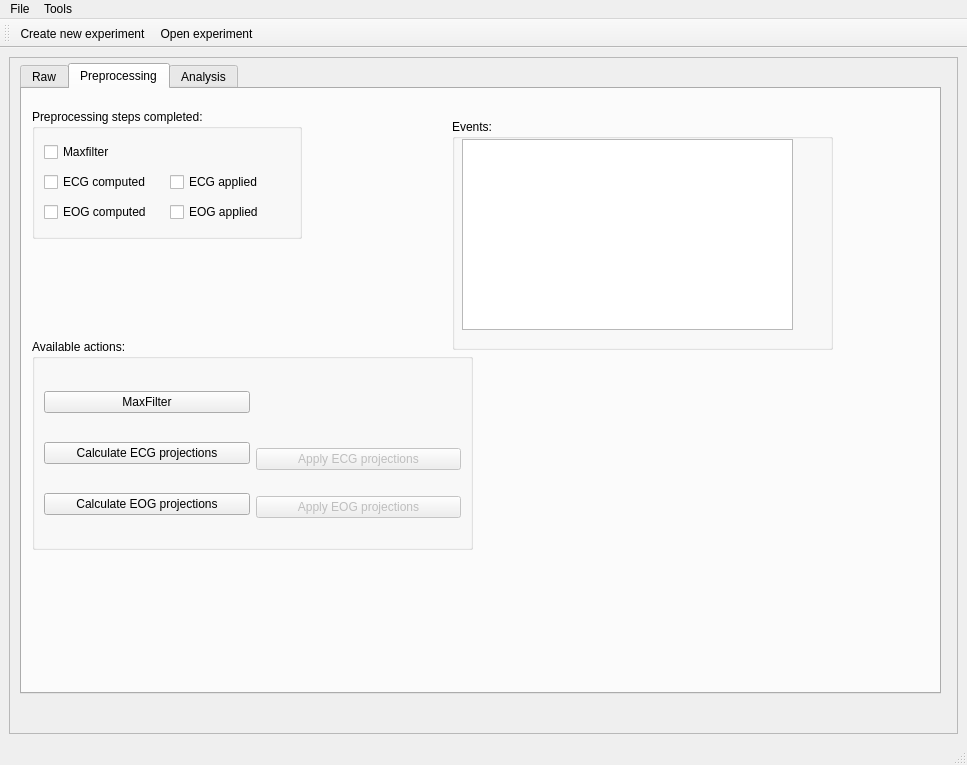
Old version of the form hoksotin/ui/qt4Designer/UIehdotus11.ui in the repository cibr-jyu/meggie.
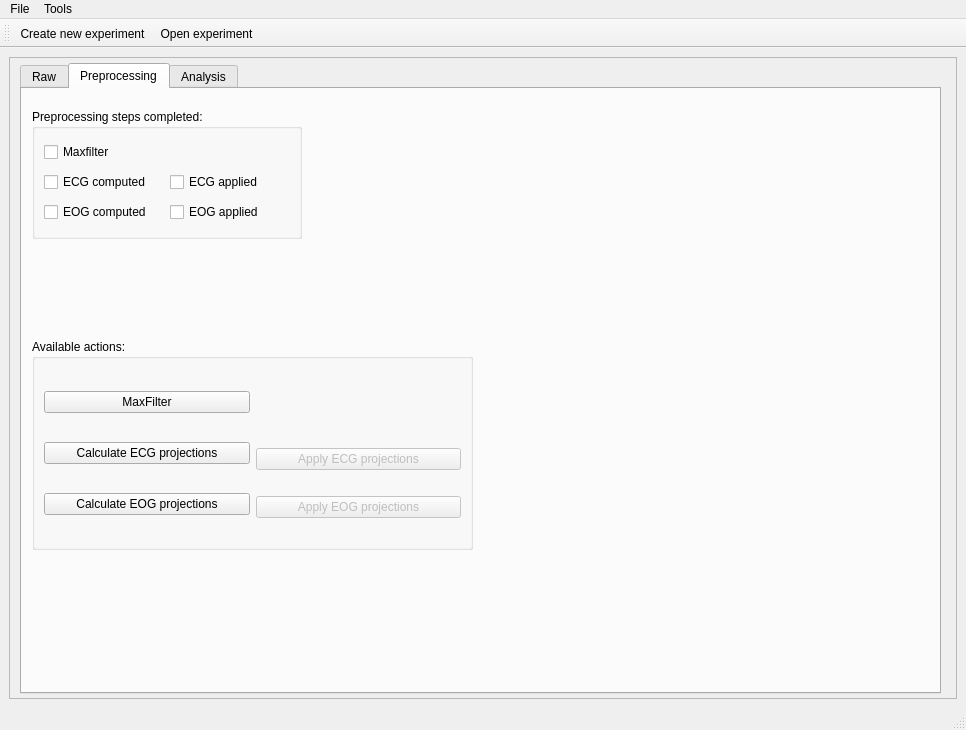
New version of the form. The open tabs and pages were chosen to show the change.

Diff of the .ui file:
```diff
--- a/hoksotin/ui/qt4Designer/UIehdotus11.ui
+++ b/hoksotin/ui/qt4Designer/UIehdotus11.ui
@@ -6,8 +6,8 @@
    <rect>
     <x>0</x>
     <y>0</y>
-    <width>967</width>
-    <height>765</height>
+    <width>966</width>
+    <height>730</height>
    </rect>
   </property>
   <property name="sizePolicy">
@@ -37,8 +37,8 @@
         <rect>
          <x>0</x>
          <y>0</y>
-         <width>947</width>
-         <height>657</height>
+         <width>937</width>
+         <height>638</height>
         </rect>
        </property>
        <property name="minimumSize">
@@ -667,29 +667,6 @@
               </item>
              </layout>
             </widget>
-            <widget class="QGroupBox" name="groupBox_2">
-             <property name="geometry">
-              <rect>
-               <x>430</x>
-               <y>30</y>
-               <width>381</width>
-               <height>231</height>
-              </rect>
-             </property>
-             <property name="title">
-              <string>Events:</string>
-             </property>
-             <widget class="QListWidget" name="listWidgetEventsPre">
-              <property name="geometry">
-               <rect>
-                <x>10</x>
-                <y>20</y>
-                <width>331</width>
-                <height>191</height>
-               </rect>
-              </property>
-             </widget>
-            </widget>
            </widget>
            <widget class="QWidget" name="tabAnalysis">
             <attribute name="title">
@@ -840,7 +817,7 @@
     <rect>
      <x>0</x>
      <y>0</y>
-     <width>967</width>
+     <width>966</width>
      <height>29</height>
     </rect>
    </property>
```
Left out of the diff: 36 changed lines with no effect on the pictures.
